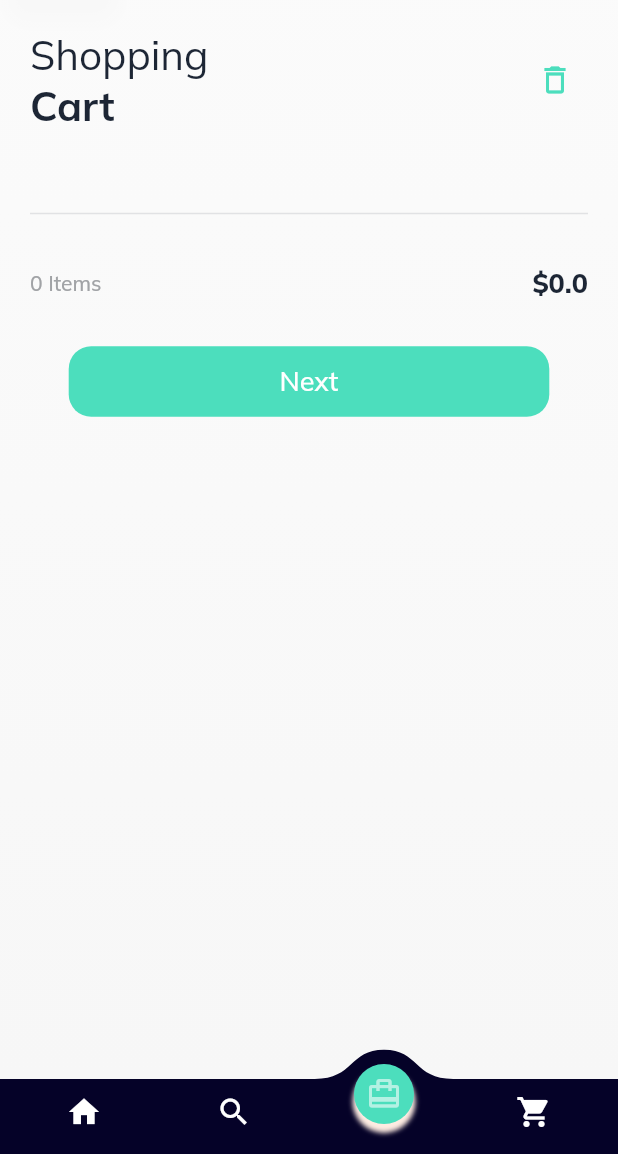
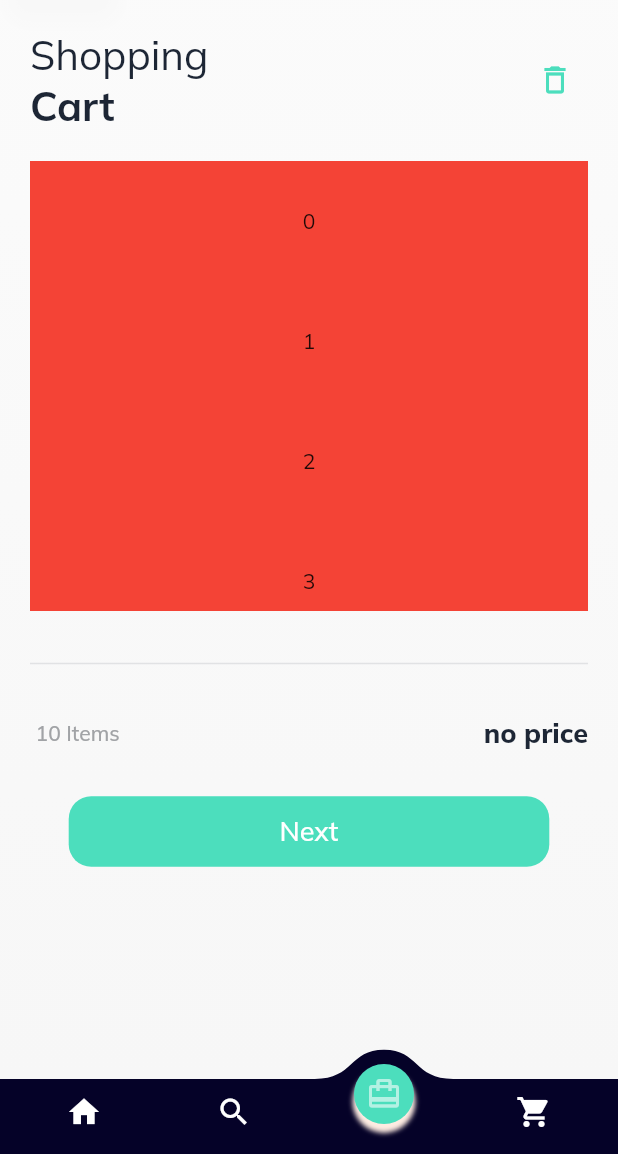
Before and after one commit to dznkos/shop_exp, a Flutter app: the screen it shows after launch, item 3 of the bottom bar chosen, on a phone screen of 412 x 824 dp, the part 82-1236 px from its top. Run offline on Flutter 3.47's test engine with Material 2 defaults, Android fonts, the phone set to English and light mode, and no system bars; our stand-ins replace google_fonts.

Commit message:
ecom_v0.15

```diff
--- a/flutter_ecommerce_app-master/lib/src/pages/home_page.dart
+++ b/flutter_ecommerce_app-master/lib/src/pages/home_page.dart
@@ -1,6 +1,6 @@
 import 'package:flutter/gestures.dart';
 import 'package:flutter/material.dart';
-import 'package:flutter_ecommerce_app/src/model/data.dart';
+
 import 'package:flutter_ecommerce_app/src/themes/light_color.dart';
 import 'package:flutter_ecommerce_app/src/themes/theme.dart';
 import 'package:flutter_ecommerce_app/src/widgets/product_card.dart';
--- a/flutter_ecommerce_app-master/lib/src/pages/product_detail.dart
+++ b/flutter_ecommerce_app-master/lib/src/pages/product_detail.dart
@@ -1,5 +1,5 @@
 import 'package:flutter/material.dart';
-import 'package:flutter_ecommerce_app/src/model/data.dart';
+
 import 'package:flutter_ecommerce_app/src/themes/light_color.dart';
 import 'package:flutter_ecommerce_app/src/themes/theme.dart';
 import 'package:flutter_ecommerce_app/src/widgets/title_text.dart';
@@ -123,7 +123,7 @@ class _ProductDetailPageState extends State<ProductDetailPage>
     );
   }
 
-  Widget _categoryWidget() {
+  /* Widget _categoryWidget() {
     return Container(
       margin: EdgeInsets.symmetric(vertical: 0),
       width: AppTheme.fullWidth(context),
@@ -134,7 +134,7 @@ class _ProductDetailPageState extends State<ProductDetailPage>
           children:
               AppData.showThumbnailList.map((x) => _thumbnail(x)).toList()),
     );
-  }
+  } */
 
   Widget _thumbnail(String image) {
     return AnimatedBuilder(
@@ -356,7 +356,7 @@ class _ProductDetailPageState extends State<ProductDetailPage>
           fontSize: 14,
         ),
         SizedBox(height: 20),
-        Text(AppData.description),
+        Text('Descripcion'),
       ],
     );
   }
@@ -391,7 +391,7 @@ class _ProductDetailPageState extends State<ProductDetailPage>
                 children: <Widget>[
                   _appBar(),
                   _productImage(),
-                  _categoryWidget(),
+                  //_categoryWidget(),
                 ],
               ),
               _detailWidget()
--- a/flutter_ecommerce_app-master/lib/src/pages/shopping_cart_page.dart
+++ b/flutter_ecommerce_app-master/lib/src/pages/shopping_cart_page.dart
@@ -1,5 +1,5 @@
 import 'package:flutter/material.dart';
-import 'package:flutter_ecommerce_app/src/model/data.dart';
+
 import 'package:flutter_ecommerce_app/src/model/product.dart';
 import 'package:flutter_ecommerce_app/src/themes/light_color.dart';
 import 'package:flutter_ecommerce_app/src/themes/theme.dart';
@@ -9,7 +9,24 @@ class ShoppingCartPage extends StatelessWidget {
   const ShoppingCartPage({Key key}) : super(key: key);
 
   Widget _cartItems() {
-    return Column(children: AppData.cartList.map((x) => _item(x)).toList());
+    return Container(
+        height: 300,
+        width: double.infinity,
+        color: Colors.teal,
+        child: ListView.builder(
+          itemCount: 10,
+          itemBuilder: (_ , index){
+            return Container(
+              height: 80,
+              width: double.infinity,
+              color: Colors.red,
+              child: Center(
+                child: Text('$index'),
+              )
+            );
+          },
+        ),
+    );
   }
 
   Widget _item(Product model) {
@@ -90,13 +107,13 @@ class ShoppingCartPage extends StatelessWidget {
       mainAxisAlignment: MainAxisAlignment.spaceBetween,
       children: <Widget>[
         TitleText(
-          text: '${AppData.cartList.length} Items',
+          text: ' 10 Items',
           color: LightColor.grey,
           fontSize: 14,
           fontWeight: FontWeight.w500,
         ),
         TitleText(
-          text: '\$${getPrice()}',
+          text: 'no price',
           fontSize: 18,
         ),
       ],
@@ -120,13 +137,13 @@ class ShoppingCartPage extends StatelessWidget {
         ));
   }
 
-  double getPrice() {
+ /*  double getPrice() {
     double price = 0;
     AppData.cartList.forEach((x) {
       price += x.price * x.id;
     });
     return price;
-  }
+  } */
 
   @override
   Widget build(BuildContext context) {
```
